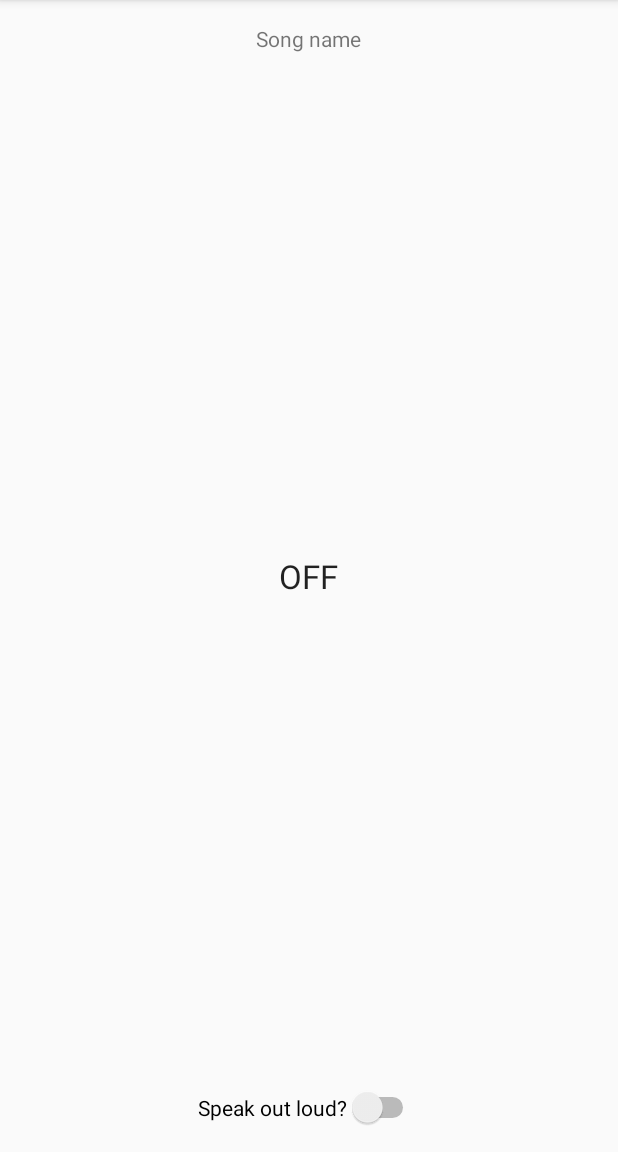
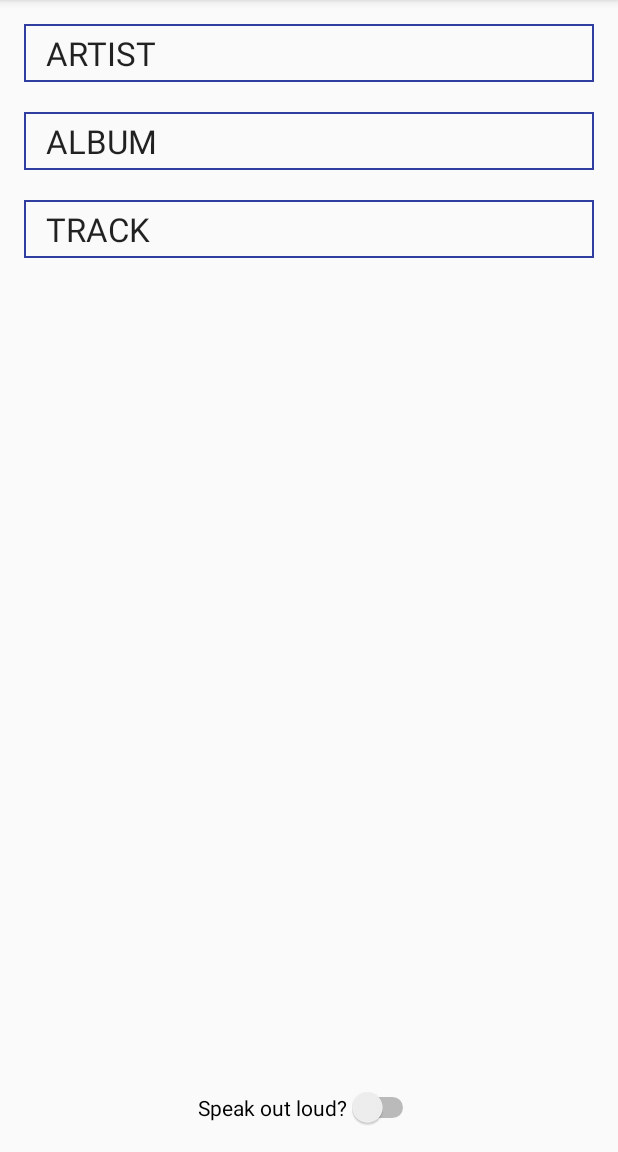
Before and after one commit to atteheino/WhatsPlaying, an Android app: the screen it shows after launch (MainActivity), on a phone screen of 412 x 824 dp, the part 84-1236 px from its top. Run offline under Robolectric (Android 15) with nearby library versions, the phone set to English and light mode, and no system bars.

Commit message:
Better UI for the track details

```diff
--- a/app/src/main/java/fi/atteheino/whatsplaying/MainActivity.java
+++ b/app/src/main/java/fi/atteheino/whatsplaying/MainActivity.java
@@ -4,7 +4,6 @@ import android.content.BroadcastReceiver;
 import android.content.Context;
 import android.content.Intent;
 import android.content.IntentFilter;
-import android.media.AudioManager;
 import android.os.Bundle;
 import android.speech.tts.TextToSpeech;
 import android.support.v7.app.AppCompatActivity;
@@ -21,8 +20,14 @@ public class MainActivity extends AppCompatActivity {
     private final static long PAUSE_TIME = 500;
     private TextToSpeech mTextToSpeech;
     private Switch mIsActive;
+    private TextView mArtist;
+    private TextView mAlbum;
+    private TextView mTrack;
+
 
     private BroadcastReceiver mReceiver = new BroadcastReceiver() {
+
+
 
         @Override
         public void onReceive(Context context, Intent intent) {
@@ -34,8 +39,10 @@ public class MainActivity extends AppCompatActivity {
             String track = intent.getStringExtra("track");
             Log.v("tag", artist + ":" + album + ":" + track);
 
-            TextView currentTrack = (TextView) findViewById(R.id.info);
-            currentTrack.setText(artist + ":" + album + ":" + track);
+
+            mArtist.setText("ARTIST\n" + artist);
+            mAlbum.setText("ALBUM\n" + album);
+            mTrack.setText("TRACK\n"+track);
 
             String artistSpeak = artist;
             String albumSpeak = "from album " + album;
@@ -83,6 +90,10 @@ public class MainActivity extends AppCompatActivity {
         super.onCreate(savedInstanceState);
         setContentView(R.layout.activity_main);
 
+        mArtist = (TextView) findViewById(R.id.artist);
+        mAlbum = (TextView) findViewById(R.id.album);
+        mTrack = (TextView) findViewById(R.id.track);
+
         mIsActive = (Switch) findViewById(R.id.isActive);
         mIsActive.setOnCheckedChangeListener(mOnCheckedIsActiveListener);
 
@@ -95,14 +106,6 @@ public class MainActivity extends AppCompatActivity {
             }
         });
 
-        TextView playbacOn = (TextView) findViewById(R.id.playbackOn);
-        AudioManager manager = (AudioManager) this.getSystemService(Context.AUDIO_SERVICE);
-        if (manager.isMusicActive()) {
-            playbacOn.setText("PLAYING!");
-        } else {
-            playbacOn.setText("OFF");
-        }
-
 
 
     }
--- /dev/null
+++ b/app/src/main/res/drawable/background_box.xml
@@ -0,0 +1,8 @@
+<?xml version="1.0" encoding="utf-8"?>
+<shape
+    xmlns:android="http://schemas.android.com/apk/res/android"
+    android:shape="rectangle">
+    <size android:width="600dp"/>
+    <padding android:bottom="5dp" android:left="15dp" android:right="5dp" android:top="5dp" />
+    <stroke android:width="1dp" android:color="@color/colorPrimaryDark"/>
+</shape>
--- a/app/src/main/res/layout/activity_main.xml
+++ b/app/src/main/res/layout/activity_main.xml
@@ -10,20 +10,34 @@
     tools:context="fi.atteheino.whatsplaying.MainActivity">
 
     <TextView
-        android:id="@+id/info"
+        android:id="@+id/artist"
         android:layout_width="wrap_content"
         android:layout_height="wrap_content"
-        android:layout_alignParentTop="true"
-        android:layout_centerHorizontal="true"
-        android:text="Song name" />
+        android:background="@drawable/background_box"
+        android:elevation="2dp"
+        android:text="ARTIST"
+        android:textAppearance="?android:attr/textAppearanceLarge"/>
 
     <TextView
-        android:id="@+id/playbackOn"
+        android:id="@+id/album"
         android:layout_width="wrap_content"
         android:layout_height="wrap_content"
-        android:layout_centerHorizontal="true"
-        android:layout_centerVertical="true"
-        android:text="OFF"
+        android:layout_below="@+id/artist"
+        android:layout_marginTop="20dp"
+        android:background="@drawable/background_box"
+        android:elevation="5dp"
+        android:text="ALBUM"
+        android:textAppearance="?android:attr/textAppearanceLarge" />
+
+    <TextView
+        android:id="@+id/track"
+        android:layout_width="wrap_content"
+        android:layout_height="wrap_content"
+        android:layout_below="@id/album"
+        android:layout_marginTop="20dp"
+        android:background="@drawable/background_box"
+        android:elevation="2dp"
+        android:text="TRACK"
         android:textAppearance="?android:attr/textAppearanceLarge" />
 
     <Switch
@@ -35,4 +49,5 @@
         android:checked="false"
         android:enabled="true"
         android:text="Speak out loud?" />
+
 </RelativeLayout>
```
